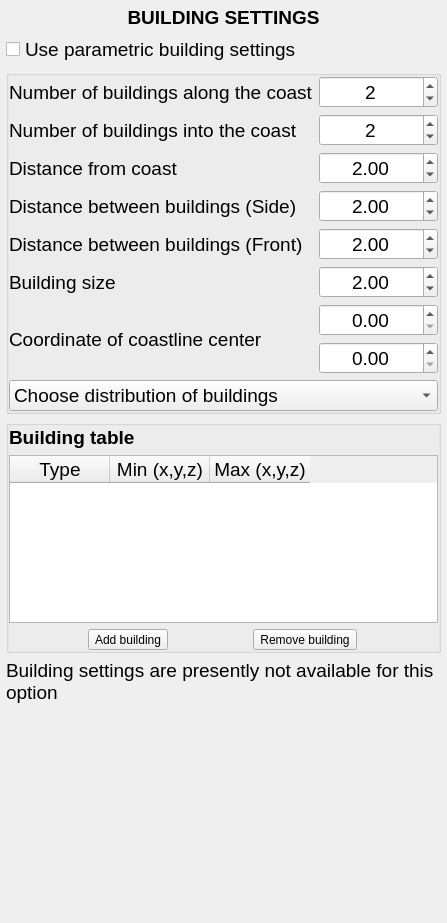
The window that EVENTS/GeoClawOpenFOAM/buildings.ui (NHERI-SimCenter/HydroUQ) describes before a commit, drawn with Qt 5.
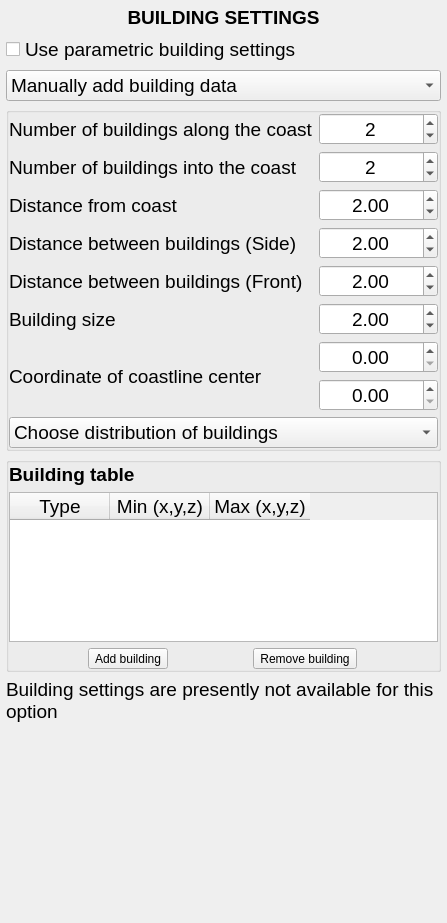
The same window after the commit.

What changed in the file:
```diff
--- a/EVENTS/GeoClawOpenFOAM/buildings.ui
+++ b/EVENTS/GeoClawOpenFOAM/buildings.ui
@@ -6,7 +6,7 @@
    <rect>
     <x>0</x>
     <y>0</y>
-    <width>357</width>
+    <width>362</width>
     <height>923</height>
    </rect>
   </property>
@@ -53,6 +53,30 @@
      </property>
     </widget>
    </item>
+   <item>
+    <widget class="QComboBox" name="CmB_BuildData">
+     <property name="font">
+      <font>
+       <pointsize>14</pointsize>
+      </font>
+     </property>
+     <item>
+      <property name="text">
+       <string>Manually add building data</string>
+      </property>
+     </item>
+     <item>
+      <property name="text">
+       <string>Parameterized building data</string>
+      </property>
+     </item>
+     <item>
+      <property name="text">
+       <string>Extract building data from LIDAR</string>
+      </property>
+     </item>
+    </widget>
+   </item>
    <item>
     <widget class="QGroupBox" name="GroupPara">
      <property name="title">
```
